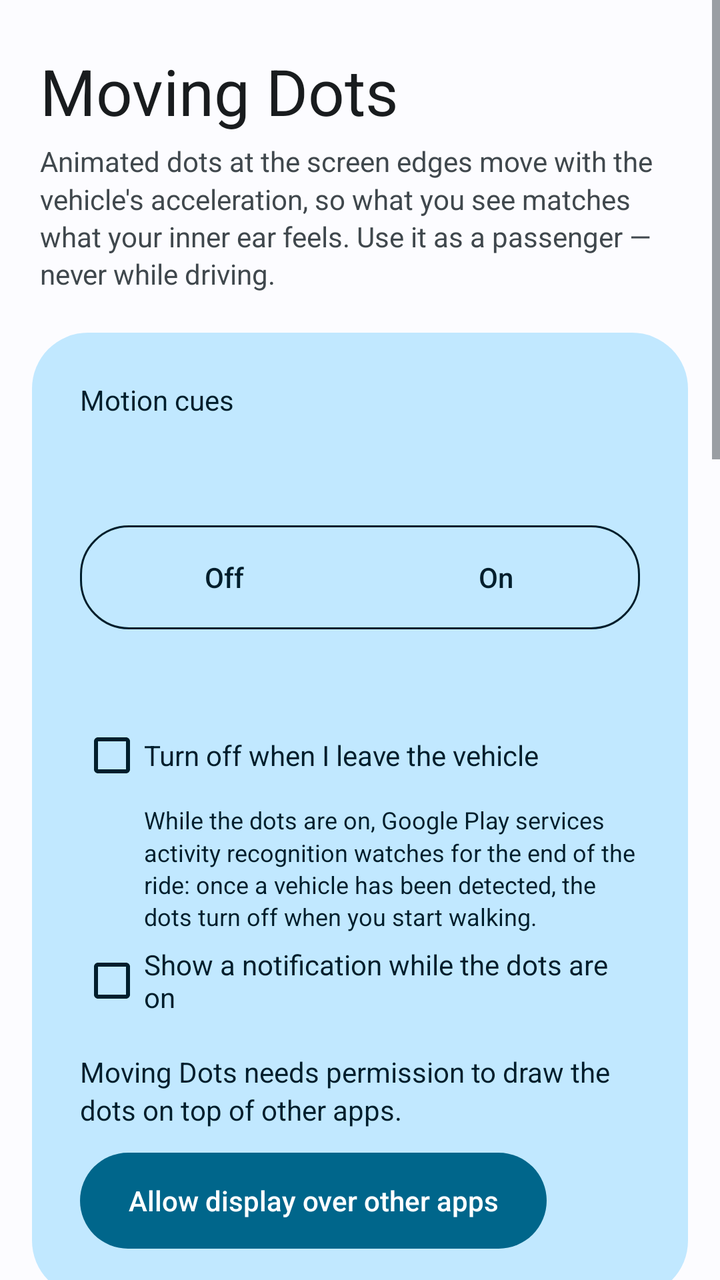
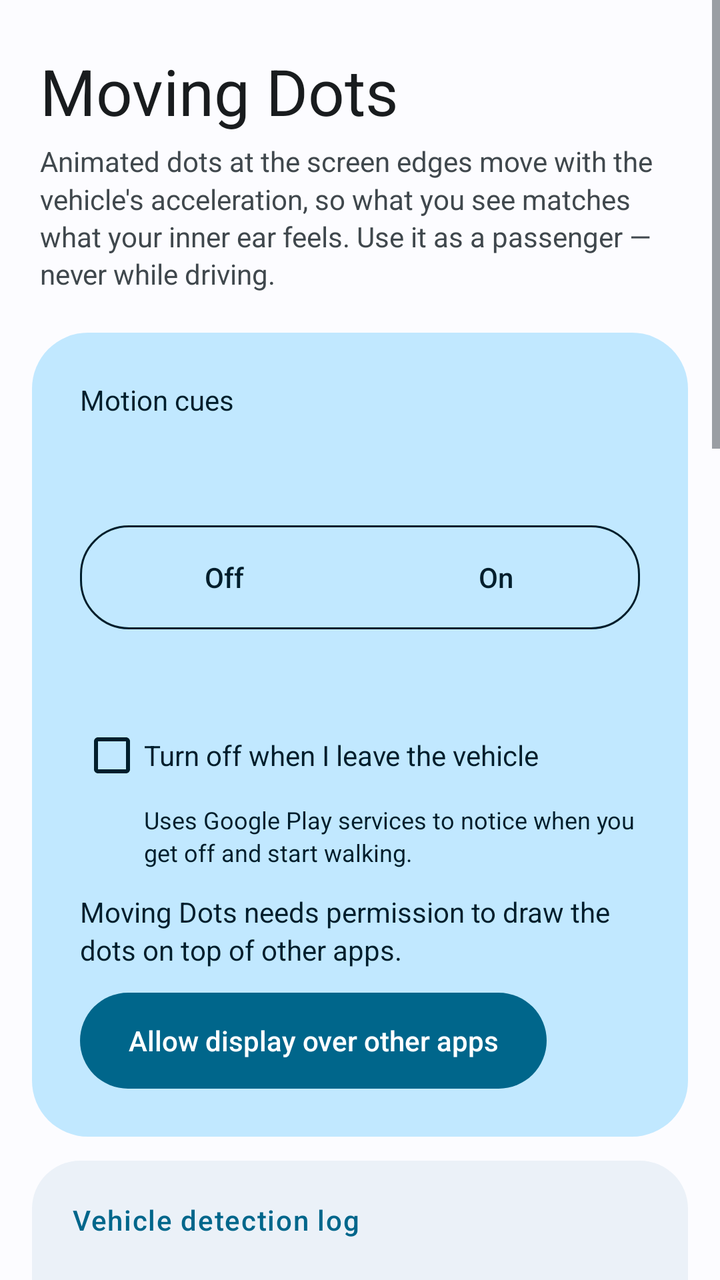

Screens rendered from an Android XML layout before and after an edit, with the pre-edit source and the edit as a unified diff.
<!-- AndroidManifest.xml: application theme AppTheme -->
<!-- res/layout/activity_main.xml -->
<?xml version="1.0" encoding="utf-8"?>
<ScrollView xmlns:android="http://schemas.android.com/apk/res/android"
    android:layout_width="match_parent"
    android:layout_height="match_parent"
    android:clipToPadding="false"
    android:fitsSystemWindows="true">

    <LinearLayout
        android:layout_width="match_parent"
        android:layout_height="wrap_content"
        android:orientation="vertical"
        android:paddingHorizontal="16dp"
        android:paddingTop="24dp"
        android:paddingBottom="24dp">

        <TextView
            android:layout_width="match_parent"
            android:layout_height="wrap_content"
            android:paddingHorizontal="4dp"
            android:text="@string/app_name"
            android:textColor="@color/text_primary"
            android:textSize="32sp" />

        <TextView
            style="@style/Body"
            android:layout_marginTop="4dp"
            android:paddingHorizontal="4dp"
            android:text="@string/intro" />

        
        <LinearLayout
            style="@style/Card"
            android:layout_marginTop="20dp"
            android:background="@drawable/bg_hero"
            android:padding="24dp">

            <TextView
                android:layout_width="wrap_content"
                android:layout_height="wrap_content"
                android:text="@string/tile_label"
                android:textColor="@color/on_primary_container"
                android:textSize="14sp" />

            <TextView
                android:id="@+id/status"
                android:layout_width="match_parent"
                android:layout_height="wrap_content"
                android:accessibilityLiveRegion="polite"
                android:fontFamily="sans-serif-medium"
                android:textColor="@color/on_primary_container"
                android:textSize="28sp" />

            <RadioGroup
                android:id="@+id/mode"
                android:layout_width="match_parent"
                android:layout_height="wrap_content"
                android:layout_marginTop="16dp"
                android:background="@drawable/bg_segment_group"
                android:orientation="horizontal"
                android:padding="4dp">

                <RadioButton
                    android:id="@+id/mode_off"
                    style="@style/Segment"
                    android:text="@string/mode_off" />

                <RadioButton
                    android:id="@+id/mode_on"
                    style="@style/Segment"
                    android:text="@string/mode_on" />
            </RadioGroup>

            <TextView
                android:id="@+id/mode_desc"
                style="@style/Body"
                android:layout_marginTop="12dp"
                android:textColor="@color/on_primary_container" />

            <CheckBox
                android:id="@+id/auto_stop"
                android:layout_width="match_parent"
                android:layout_height="wrap_content"
                android:layout_marginTop="8dp"
                android:buttonTint="@color/on_primary_container"
                android:minHeight="48dp"
                android:text="@string/auto_stop"
                android:textColor="@color/on_primary_container" />

            <TextView
                android:id="@+id/auto_stop_hint"
                style="@style/Body"
                android:layout_marginStart="32dp"
                android:text="@string/auto_stop_hint"
                android:textColor="@color/on_primary_container"
                android:textSize="12sp" />

            <CheckBox
                android:id="@+id/show_notification"
                android:layout_width="match_parent"
                android:layout_height="wrap_content"
                android:buttonTint="@color/on_primary_container"
                android:minHeight="48dp"
                android:text="@string/show_notification"
                android:textColor="@color/on_primary_container" />

            <TextView
                android:id="@+id/overlay_hint"
                style="@style/Body"
                android:layout_marginTop="12dp"
                android:text="@string/overlay_hint"
                android:textColor="@color/on_primary_container" />

            <Button
                android:id="@+id/grant_overlay"
                style="@style/FilledButton"
                android:layout_marginTop="12dp"
                android:text="@string/grant_overlay" />
        </LinearLayout>

        
        <LinearLayout
            android:id="@+id/detection_card"
            style="@style/Card">

            <TextView
                style="@style/SectionTitle"
                android:text="@string/detection_title" />

            <TextView
                android:id="@+id/detection_log"
                style="@style/Body"
                android:layout_marginTop="8dp"
                android:fontFamily="monospace"
                android:textIsSelectable="true"
                android:textSize="11sp" />

            <LinearLayout
                android:layout_width="match_parent"
                android:layout_height="wrap_content"
                android:gravity="end"
                android:orientation="horizontal">

                <Button
                    android:id="@+id/detection_copy"
                    style="@style/TextButton"
                    android:text="@string/detection_copy" />

                <Button
                    android:id="@+id/detection_clear"
                    style="@style/TextButton"
                    android:text="@string/detection_clear" />
            </LinearLayout>
        </LinearLayout>

        
        <LinearLayout style="@style/Card">

            <TextView
                style="@style/SectionTitle"
                android:text="@string/section_appearance" />

            <FrameLayout
                android:id="@+id/preview"
                android:layout_width="match_parent"
                android:layout_height="180dp"
                android:layout_marginTop="12dp"
                android:background="@drawable/bg_preview"
                android:clipToOutline="true" />

            <TextView
                style="@style/Body"
                android:layout_marginTop="6dp"
                android:gravity="center"
                android:text="@string/preview_caption"
                android:textSize="12sp" />

            <LinearLayout
                android:id="@+id/sliders"
                android:layout_width="match_parent"
                android:layout_height="wrap_content"
                android:orientation="vertical" />

            <CheckBox
                android:id="@+id/top_bottom"
                android:layout_width="match_parent"
                android:layout_height="wrap_content"
                android:layout_marginTop="8dp"
                android:buttonTint="@color/primary"
                android:minHeight="48dp"
                android:text="@string/top_bottom_dots" />

            <TextView
                style="@style/Body"
                android:layout_marginTop="12dp"
                android:text="@string/dot_color"
                android:textColor="@color/text_primary" />

            <RadioGroup
                android:id="@+id/color"
                android:layout_width="match_parent"
                android:layout_height="wrap_content"
                android:layout_marginTop="4dp">

                <RadioButton android:id="@+id/color_auto" android:layout_width="match_parent"
                    android:layout_height="wrap_content" android:minHeight="44dp"
                    android:buttonTint="@color/primary" android:text="@string/color_auto" />
                <RadioButton android:id="@+id/color_white" android:layout_width="match_parent"
                    android:layout_height="wrap_content" android:minHeight="44dp"
                    android:buttonTint="@color/primary" android:text="@string/color_white" />
                <RadioButton android:id="@+id/color_black" android:layout_width="match_parent"
                    android:layout_height="wrap_content" android:minHeight="44dp"
                    android:buttonTint="@color/primary" android:text="@string/color_black" />
                <RadioButton android:id="@+id/color_blue" android:layout_width="match_parent"
                    android:layout_height="wrap_content" android:minHeight="44dp"
                    android:buttonTint="@color/primary" android:text="@string/color_blue" />
            </RadioGroup>
        </LinearLayout>

        
        <LinearLayout style="@style/Card">

            <TextView
                style="@style/SectionTitle"
                android:text="@string/section_misc" />

            <TextView
                android:id="@+id/misc_value"
                android:layout_width="match_parent"
                android:layout_height="wrap_content"
                android:layout_marginTop="12dp"
                android:fontFamily="sans-serif-medium"
                android:textColor="@color/text_primary"
                android:textSize="36sp" />

            <TextView
                android:id="@+id/misc_label"
                style="@style/Body" />

            <SeekBar
                android:id="@+id/misc"
                style="@style/Slider"
                android:layout_marginTop="8dp"
                android:max="10" />

            <CheckBox
                android:id="@+id/misc_dots_on"
                android:layout_width="match_parent"
                android:layout_height="wrap_content"
                android:buttonTint="@color/primary"
                android:minHeight="48dp"
                android:text="@string/misc_dots_on" />

            <Button
                android:id="@+id/misc_save"
                style="@style/FilledButton"
                android:layout_marginTop="4dp"
                android:text="@string/misc_save" />

            <TextView
                android:id="@+id/misc_summary"
                style="@style/Body"
                android:layout_marginTop="12dp" />

            <LinearLayout
                android:id="@+id/history_section"
                android:layout_width="match_parent"
                android:layout_height="wrap_content"
                android:layout_marginTop="16dp"
                android:orientation="vertical">

                <TextView
                    style="@style/SectionTitle"
                    android:text="@string/history" />

                <LinearLayout
                    android:id="@+id/history"
                    android:layout_width="match_parent"
                    android:layout_height="wrap_content"
                    android:layout_marginTop="4dp"
                    android:orientation="vertical" />

                <LinearLayout
                    android:layout_width="match_parent"
                    android:layout_height="wrap_content"
                    android:gravity="end"
                    android:orientation="horizontal">

                    <Button
                        android:id="@+id/history_toggle"
                        style="@style/TextButton" />

                    <Button
                        android:id="@+id/history_clear"
                        style="@style/TextButton"
                        android:text="@string/history_clear" />
                </LinearLayout>
            </LinearLayout>
        </LinearLayout>
    </LinearLayout>
</ScrollView>
<!-- resources referenced by this layout -->
<resources>
  <color name="on_primary_container">@android:color/system_accent1_900</color>
  <color name="primary">@android:color/system_accent1_600</color>
  <color name="text_primary">@android:color/system_neutral1_900</color>
  <!-- drawable bg_hero (drawable) -->
  <?xml version="1.0" encoding="utf-8"?>
  <shape xmlns:android="http://schemas.android.com/apk/res/android">
      <solid android:color="@color/primary_container" />
      <corners android:radius="28dp" />
  </shape>
  <!-- drawable bg_preview (drawable) -->
  <?xml version="1.0" encoding="utf-8"?>
  <shape xmlns:android="http://schemas.android.com/apk/res/android">
      <solid android:color="@color/surface_inner" />
      <corners android:radius="16dp" />
  </shape>
  <!-- drawable bg_segment_group (drawable) -->
  <?xml version="1.0" encoding="utf-8"?>
  <shape xmlns:android="http://schemas.android.com/apk/res/android">
      <solid android:color="@android:color/transparent" />
      <stroke android:width="1dp" android:color="@color/on_primary_container" />
      <corners android:radius="24dp" />
  </shape>
  <string name="app_name" translatable="false">Moving Dots</string>
  <string name="auto_stop">Turn off when I leave the vehicle</string>
  <string name="auto_stop_hint">While the dots are on, Google Play services activity recognition watches for the end of the ride: once a vehicle has been detected, the dots turn off when you start walking.</string>
  <string name="color_auto">Dark with outline (any background)</string>
  <string name="color_black">Black</string>
  <string name="color_blue">Blue</string>
  <string name="color_white">White</string>
  <string name="detection_clear">Clear log</string>
  <string name="detection_copy">Copy log</string>
  <string name="detection_title">Vehicle detection log</string>
  <string name="dot_color">Dot color</string>
  <string name="grant_overlay">Allow display over other apps</string>
  <string name="history">History</string>
  <string name="history_clear">Clear history</string>
  <string name="intro">Animated dots at the screen edges move with the vehicle\'s acceleration, so what you see matches what your inner ear feels. Use it as a passenger — never while driving.</string>
  <string name="misc_dots_on">Dots were on during this ride</string>
  <string name="misc_save">Save rating</string>
  <string name="mode_off">Off</string>
  <string name="mode_on">On</string>
  <string name="overlay_hint">Moving Dots needs permission to draw the dots on top of other apps.</string>
  <string name="preview_caption">Preview — gently accelerating and braking</string>
  <string name="section_appearance">Appearance</string>
  <string name="section_misc">How did you feel on this ride?</string>
  <string name="show_notification">Show a notification while the dots are on</string>
  <string name="tile_label">Motion cues</string>
  <string name="top_bottom_dots">Also show dots at the top and bottom</string>
  <color name="primary_container">@android:color/system_accent1_100</color>
  <color name="surface_inner">@android:color/system_neutral2_100</color>
  <color name="text_secondary">@android:color/system_neutral2_700</color>
  <!-- drawable bg_card (drawable) -->
  <?xml version="1.0" encoding="utf-8"?>
  <shape xmlns:android="http://schemas.android.com/apk/res/android">
      <solid android:color="@color/surface" />
      <corners android:radius="24dp" />
  </shape>
  <!-- drawable bg_button (drawable) -->
  <?xml version="1.0" encoding="utf-8"?>
  <ripple xmlns:android="http://schemas.android.com/apk/res/android" android:color="#33FFFFFF">
      <item>
          <shape>
              <solid android:color="@color/primary" />
              <corners android:radius="24dp" />
          </shape>
      </item>
  </ripple>
  <color name="on_primary">@android:color/system_accent1_0</color>
  <color name="outline">@android:color/system_neutral2_400</color>
  <color name="bg">@android:color/system_neutral1_10</color>
  <color name="surface">@android:color/system_neutral2_50</color>
  <!-- unchanged entries left out for length: 9 -->
</resources>

<!-- the commit's change to res/layout/activity_main.xml (unified diff, before → after) -->
@@ -93,15 +93,6 @@
                 android:text="@string/auto_stop_hint"
                 android:textColor="@color/on_primary_container"
                 android:textSize="12sp" />
-
-            <CheckBox
-                android:id="@+id/show_notification"
-                android:layout_width="match_parent"
-                android:layout_height="wrap_content"
-                android:buttonTint="@color/on_primary_container"
-                android:minHeight="48dp"
-                android:text="@string/show_notification"
-                android:textColor="@color/on_primary_container" />
 
             <TextView
                 android:id="@+id/overlay_hint"
@@ -296,5 +287,22 @@
                 </LinearLayout>
             </LinearLayout>
         </LinearLayout>
+
+        
+        <LinearLayout style="@style/Card">
+
+            <TextView
+                style="@style/SectionTitle"
+                android:text="@string/section_other" />
+
+            <CheckBox
+                android:id="@+id/show_notification"
+                android:layout_width="match_parent"
+                android:layout_height="wrap_content"
+                android:layout_marginTop="4dp"
+                android:buttonTint="@color/primary"
+                android:minHeight="48dp"
+                android:text="@string/show_notification" />
+        </LinearLayout>
     </LinearLayout>
 </ScrollView>
<!-- resource entries referenced after the edit -->
@@ -24,7 +24,7 @@
   </shape>
   <string name="app_name" translatable="false">Moving Dots</string>
   <string name="auto_stop">Turn off when I leave the vehicle</string>
-  <string name="auto_stop_hint">While the dots are on, Google Play services activity recognition watches for the end of the ride: once a vehicle has been detected, the dots turn off when you start walking.</string>
+  <string name="auto_stop_hint">Uses Google Play services to notice when you get off and start walking.</string>
   <string name="color_auto">Dark with outline (any background)</string>
   <string name="color_black">Black</string>
   <string name="color_blue">Blue</string>
@@ -45,6 +45,7 @@
   <string name="preview_caption">Preview — gently accelerating and braking</string>
   <string name="section_appearance">Appearance</string>
   <string name="section_misc">How did you feel on this ride?</string>
+  <string name="section_other">Other settings</string>
   <string name="show_notification">Show a notification while the dots are on</string>
   <string name="tile_label">Motion cues</string>
   <string name="top_bottom_dots">Also show dots at the top and bottom</string>
